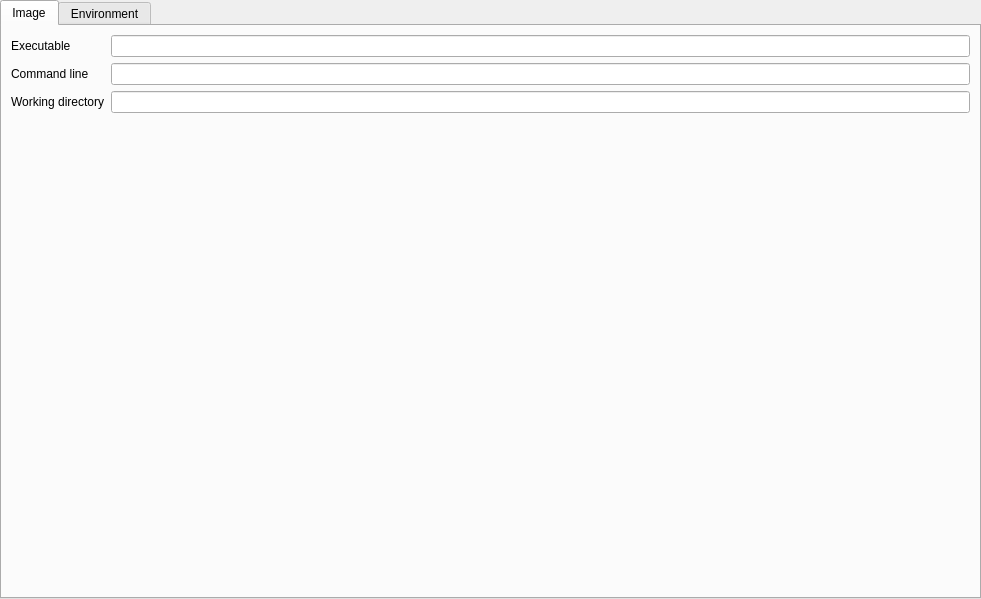
Qt form src/processdetailview.ui (Wenzel/kmonitor) before a commit.
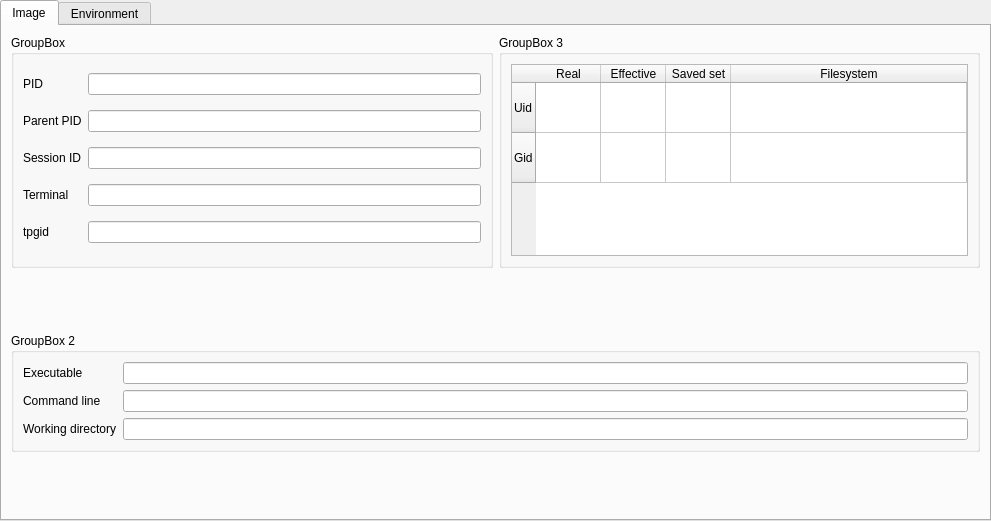
The same form after that commit. The open tabs and pages were chosen to show the change.

Patch:
```diff
--- a/src/processdetailview.ui
+++ b/src/processdetailview.ui
@@ -6,8 +6,8 @@
    <rect>
     <x>0</x>
     <y>0</y>
-    <width>981</width>
-    <height>599</height>
+    <width>991</width>
+    <height>521</height>
    </rect>
   </property>
   <property name="windowTitle">
@@ -22,7 +22,151 @@
    </attribute>
    <layout class="QVBoxLayout" name="verticalLayout">
     <item>
-     <layout class="QFormLayout" name="formLayout">
+     <layout class="QHBoxLayout" name="horizontalLayout_3">
+      <item>
+       <widget class="QGroupBox" name="groupBox">
+        <property name="title">
+         <string>GroupBox</string>
+        </property>
+        <layout class="QGridLayout" name="gridLayout">
+         <item row="0" column="0">
+          <widget class="QLabel" name="label_4">
+           <property name="text">
+            <string>PID</string>
+           </property>
+          </widget>
+         </item>
+         <item row="0" column="1">
+          <widget class="QLineEdit" name="lineEdit_pid"/>
+         </item>
+         <item row="1" column="0">
+          <widget class="QLabel" name="label_5">
+           <property name="text">
+            <string>Parent PID</string>
+           </property>
+          </widget>
+         </item>
+         <item row="1" column="1">
+          <widget class="QLineEdit" name="lineEdit_ppid"/>
+         </item>
+         <item row="2" column="0">
+          <widget class="QLabel" name="label_6">
+           <property name="text">
+            <string>Session ID</string>
+           </property>
+          </widget>
+         </item>
+         <item row="2" column="1">
+          <widget class="QLineEdit" name="lineEdit_sid"/>
+         </item>
+         <item row="3" column="0">
+          <widget class="QLabel" name="label_7">
+           <property name="text">
+            <string>Terminal</string>
+           </property>
+          </widget>
+         </item>
+         <item row="3" column="1">
+          <widget class="QLineEdit" name="lineEdit_tty"/>
+         </item>
+         <item row="4" column="0">
+          <widget class="QLabel" name="label_8">
+           <property name="text">
+            <string>tpgid</string>
+           </property>
+          </widget>
+         </item>
+         <item row="4" column="1">
+          <widget class="QLineEdit" name="lineEdit_tpgid"/>
+         </item>
+        </layout>
+       </widget>
+      </item>
+      <item>
+       <widget class="QGroupBox" name="groupBox_3">
+        <property name="title">
+         <string>GroupBox 3</string>
+        </property>
+        <layout class="QHBoxLayout" name="horizontalLayout_2">
+         <item>
+          <widget class="QTableWidget" name="tableWidget">
+           <property name="editTriggers">
+            <set>QAbstractItemView::NoEditTriggers</set>
+           </property>
+           <property name="rowCount">
+            <number>2</number>
+           </property>
+           <property name="columnCount">
+            <number>4</number>
+           </property>
+           <attribute name="horizontalHeaderDefaultSectionSize">
+            <number>65</number>
+           </attribute>
+           <attribute name="horizontalHeaderStretchLastSection">
+            <bool>true</bool>
+           </attribute>
+           <attribute name="verticalHeaderDefaultSectionSize">
+            <number>50</number>
+           </attribute>
+           <attribute name="verticalHeaderStretchLastSection">
+            <bool>false</bool>
+           </attribute>
+           <row>
+            <property name="text">
+             <string>Uid</string>
+            </property>
+           </row>
+           <row>
+            <property name="text">
+             <string>Gid</string>
+            </property>
+           </row>
+           <column>
+            <property name="text">
+             <string>Real</string>
+            </property>
+           </column>
+           <column>
+            <property name="text">
+             <string>Effective</string>
+            </property>
+           </column>
+           <column>
+            <property name="text">
+             <string>Saved set</string>
+            </property>
+           </column>
+           <column>
+            <property name="text">
+             <string>Filesystem</string>
+            </property>
+           </column>
+          </widget>
+         </item>
+        </layout>
+       </widget>
+      </item>
+     </layout>
+    </item>
+    <item>
+     <spacer name="verticalSpacer_2">
+      <property name="orientation">
+       <enum>Qt::Vertical</enum>
+      </property>
+      <property name="sizeHint" stdset="0">
+       <size>
+        <width>20</width>
+        <height>40</height>
+       </size>
+      </property>
+     </spacer>
+    </item>
+    <item>
+     <widget class="QGroupBox" name="groupBox_2">
+      <property name="title">
+       <string>GroupBox 2</string>
+      </property>
+      <layout class="QGridLayout" name="gridLayout_2">
       <item row="0" column="0">
        <widget class="QLabel" name="label">
         <property name="text">
@@ -54,6 +198,7 @@
        <widget class="QLineEdit" name="lineEdit_cwd"/>
       </item>
      </layout>
+     </widget>
     </item>
     <item>
      <spacer name="verticalSpacer">
@@ -63,7 +208,7 @@
       <property name="sizeHint" stdset="0">
        <size>
         <width>20</width>
-        <height>442</height>
+        <height>39</height>
        </size>
       </property>
      </spacer>
```
Left out of the diff: 5 changed lines with no effect on the pictures. Lines whose indentation alone changed are shown as unchanged.
